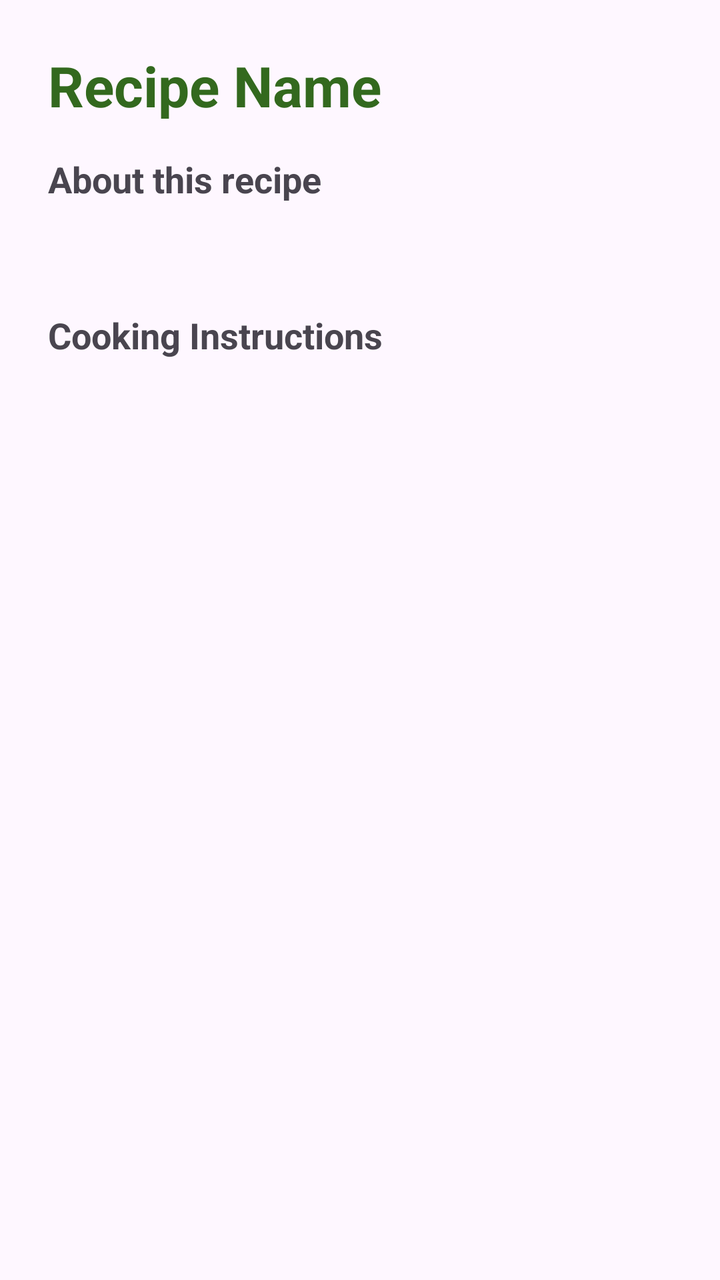
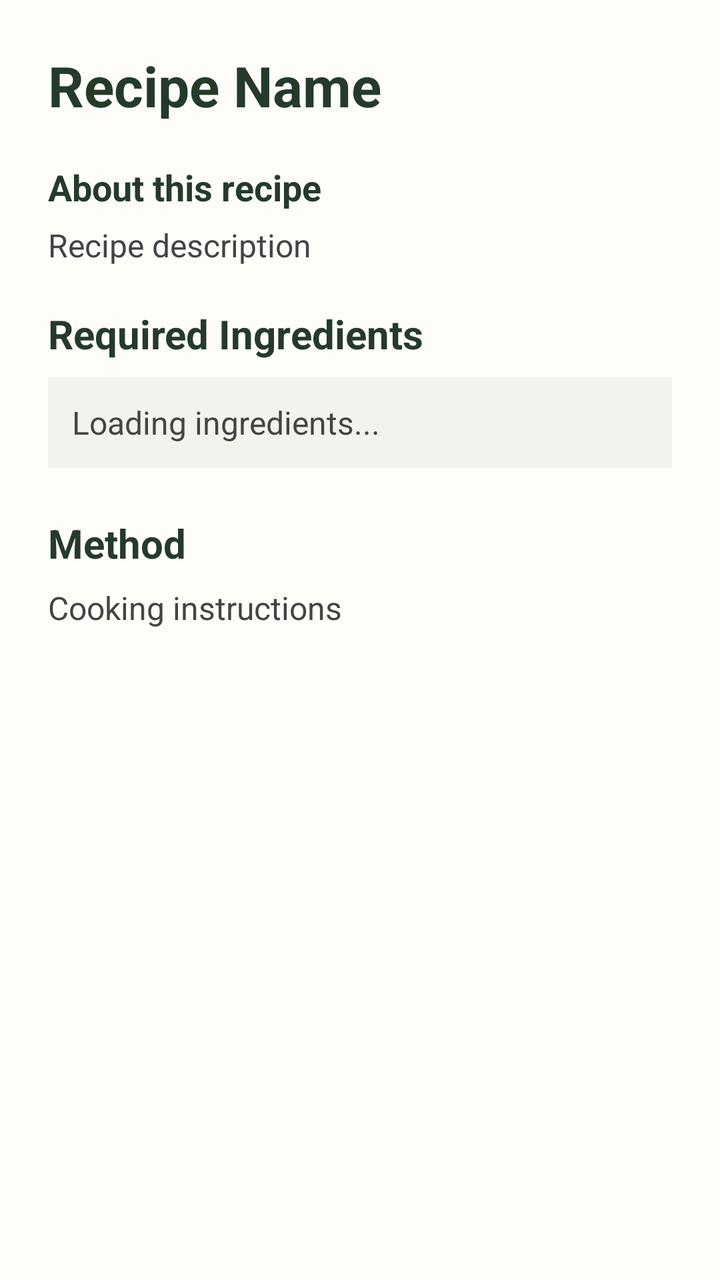

An Android layout rendered at two revisions. The XML below is the earlier revision; the diff shows what the commit changed to produce the second picture.
<!-- AndroidManifest.xml: application theme Theme.SmartPantryMnager -->
<!-- res/layout/activity_recipe_detail.xml -->
<ScrollView xmlns:android="http://schemas.android.com/apk/res/android"
    android:layout_width="match_parent"
    android:layout_height="match_parent"
    android:fillViewport="true">

    <LinearLayout
        android:layout_width="match_parent"
        android:layout_height="wrap_content"
        android:orientation="vertical"
        android:padding="24dp">

        <TextView
            android:id="@+id/txtRecipeName"
            android:layout_width="match_parent"
            android:layout_height="wrap_content"
            android:text="Recipe Name"
            android:textSize="28sp"
            android:textStyle="bold"
            android:textColor="#33691E"
            android:layout_marginBottom="16dp" />

        <TextView
            android:layout_width="match_parent"
            android:layout_height="wrap_content"
            android:text="About this recipe"
            android:textSize="18sp"
            android:textStyle="bold" />

        <TextView
            android:id="@+id/txtRecipeDescription"
            android:layout_width="match_parent"
            android:layout_height="wrap_content"
            android:textSize="16sp"
            android:layout_marginTop="8dp"
            android:layout_marginBottom="24dp" />

        <TextView
            android:layout_width="match_parent"
            android:layout_height="wrap_content"
            android:text="Cooking Instructions"
            android:textSize="18sp"
            android:textStyle="bold" />

        <TextView
            android:id="@+id/txtRecipeInstructions"
            android:layout_width="match_parent"
            android:layout_height="wrap_content"
            android:textSize="16sp"
            android:lineSpacingExtra="6dp"
            android:layout_marginTop="8dp" />

    </LinearLayout>

</ScrollView>
<!-- resources referenced by this layout -->
<resources>
  <style name="Theme.SmartPantryMnager" parent="Base.Theme.SmartPantryMnager" />
  <style name="Base.Theme.SmartPantryMnager" parent="Theme.Material3.DayNight.NoActionBar">
          
          
      </style>
</resources>

<!-- the commit's change to res/layout/activity_recipe_detail.xml (unified diff, before → after) -->
@@ -1,7 +1,10 @@
-<ScrollView xmlns:android="http://schemas.android.com/apk/res/android"
+<?xml version="1.0" encoding="utf-8"?>
+<ScrollView
+    xmlns:android="http://schemas.android.com/apk/res/android"
     android:layout_width="match_parent"
     android:layout_height="match_parent"
-    android:fillViewport="true">
+    android:fillViewport="true"
+    android:background="#FFFDF8">
 
     <LinearLayout
         android:layout_width="match_parent"
@@ -14,40 +17,70 @@
             android:layout_width="match_parent"
             android:layout_height="wrap_content"
             android:text="Recipe Name"
+            android:textColor="#243B2A"
             android:textSize="28sp"
             android:textStyle="bold"
-            android:textColor="#33691E"
-            android:layout_marginBottom="16dp" />
+            android:layout_marginBottom="12dp" />
 
         <TextView
             android:layout_width="match_parent"
             android:layout_height="wrap_content"
             android:text="About this recipe"
+            android:textColor="#243B2A"
             android:textSize="18sp"
-            android:textStyle="bold" />
+            android:textStyle="bold"
+            android:layout_marginTop="8dp"
+            android:layout_marginBottom="6dp" />
 
         <TextView
             android:id="@+id/txtRecipeDescription"
             android:layout_width="match_parent"
             android:layout_height="wrap_content"
+            android:text="Recipe description"
+            android:textColor="#444444"
             android:textSize="16sp"
-            android:layout_marginTop="8dp"
+            android:lineSpacingExtra="4dp"
+            android:layout_marginBottom="20dp" />
+
+        <TextView
+            android:layout_width="match_parent"
+            android:layout_height="wrap_content"
+            android:text="Required Ingredients"
+            android:textColor="#243B2A"
+            android:textSize="20sp"
+            android:textStyle="bold"
+            android:layout_marginBottom="8dp" />
+
+        <TextView
+            android:id="@+id/txtRecipeIngredients"
+            android:layout_width="match_parent"
+            android:layout_height="wrap_content"
+            android:text="Loading ingredients..."
+            android:textColor="#444444"
+            android:textSize="16sp"
+            android:lineSpacingExtra="8dp"
+            android:padding="12dp"
+            android:background="#F0F4EC"
             android:layout_marginBottom="24dp" />
 
         <TextView
             android:layout_width="match_parent"
             android:layout_height="wrap_content"
-            android:text="Cooking Instructions"
-            android:textSize="18sp"
-            android:textStyle="bold" />
+            android:text="Method"
+            android:textColor="#243B2A"
+            android:textSize="20sp"
+            android:textStyle="bold"
+            android:layout_marginBottom="8dp" />
 
         <TextView
             android:id="@+id/txtRecipeInstructions"
             android:layout_width="match_parent"
             android:layout_height="wrap_content"
+            android:text="Cooking instructions"
+            android:textColor="#444444"
             android:textSize="16sp"
-            android:lineSpacingExtra="6dp"
-            android:layout_marginTop="8dp" />
+            android:lineSpacingExtra="8dp"
+            android:paddingBottom="24dp" />
 
     </LinearLayout>
 
